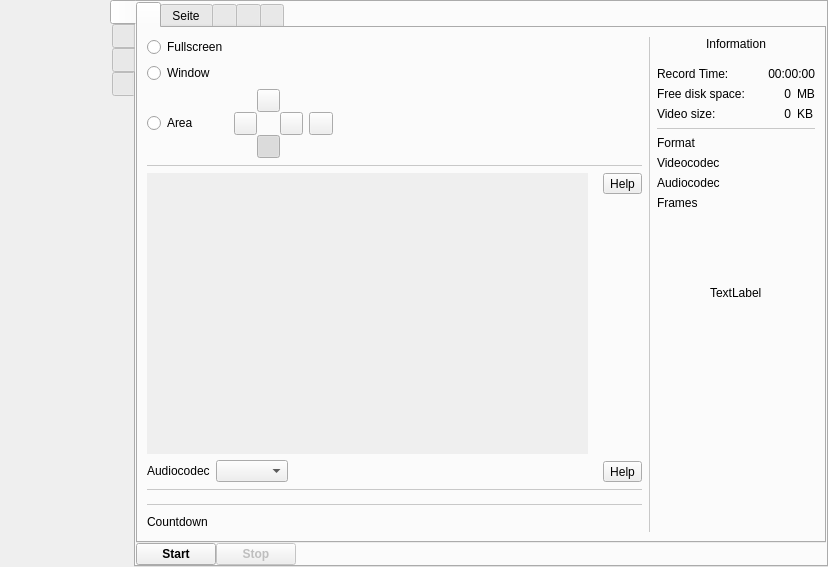
The window that src/wayland/formMainWindow_wl.ui (rusbomber/vokoscreenNG) describes before a commit, drawn with Qt 5.
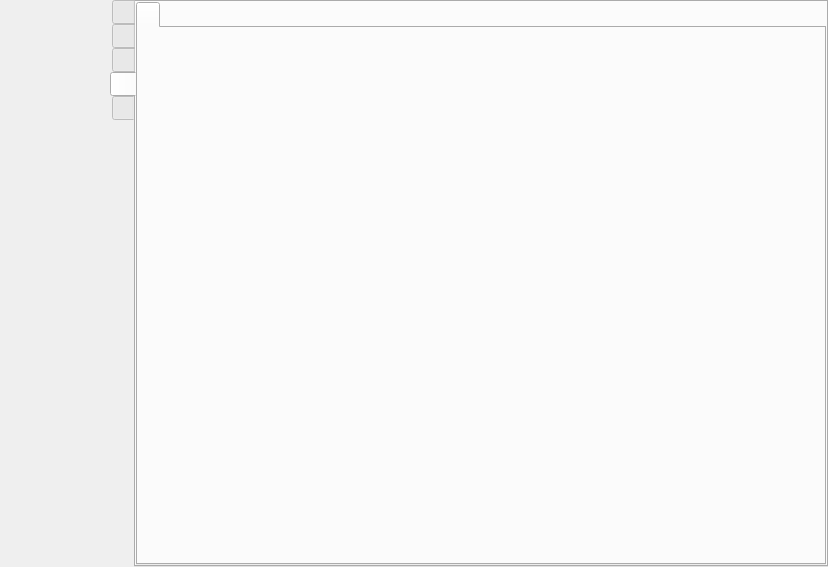
The same window after the commit. The open tabs and pages were chosen to show the change. Icons and pictures are not drawn.

Commit message: Wayland: add tab convert

The edit to the form file:
```diff
--- a/src/wayland/formMainWindow_wl.ui
+++ b/src/wayland/formMainWindow_wl.ui
@@ -201,7 +201,7 @@
          <enum>QTabWidget::West</enum>
         </property>
         <property name="currentIndex">
-         <number>0</number>
+         <number>3</number>
         </property>
         <widget class="QWidget" name="tab_sidebar_screeancast">
          <attribute name="title">
@@ -2783,6 +2783,47 @@
           </item>
          </layout>
         </widget>
+        <widget class="QWidget" name="tab_3">
+         <attribute name="title">
+          <string notr="true"/>
+         </attribute>
+         <layout class="QVBoxLayout" name="verticalLayout_21">
+          <property name="leftMargin">
+           <number>0</number>
+          </property>
+          <property name="topMargin">
+           <number>0</number>
+          </property>
+          <property name="rightMargin">
+           <number>0</number>
+          </property>
+          <property name="bottomMargin">
+           <number>0</number>
+          </property>
+          <item>
+           <widget class="QTabWidget" name="tabWidgetConvert">
+            <property name="currentIndex">
+             <number>0</number>
+            </property>
+            <property name="iconSize">
+             <size>
+              <width>48</width>
+              <height>48</height>
+             </size>
+            </property>
+            <widget class="QWidget" name="tab_5">
+             <attribute name="icon">
+              <iconset resource="../screencast.qrc">
+               <normaloff>:/pictures/screencast/convert.png</normaloff>:/pictures/screencast/convert.png</iconset>
+             </attribute>
+             <attribute name="title">
+              <string notr="true"/>
+             </attribute>
+            </widget>
+           </widget>
+          </item>
+         </layout>
+        </widget>
         <widget class="QWidget" name="tabSidebarLog">
          <attribute name="title">
           <string notr="true"/>
```
Left out of the diff: 40 changed lines with no effect on the pictures. The commit also changes 3 other files.
